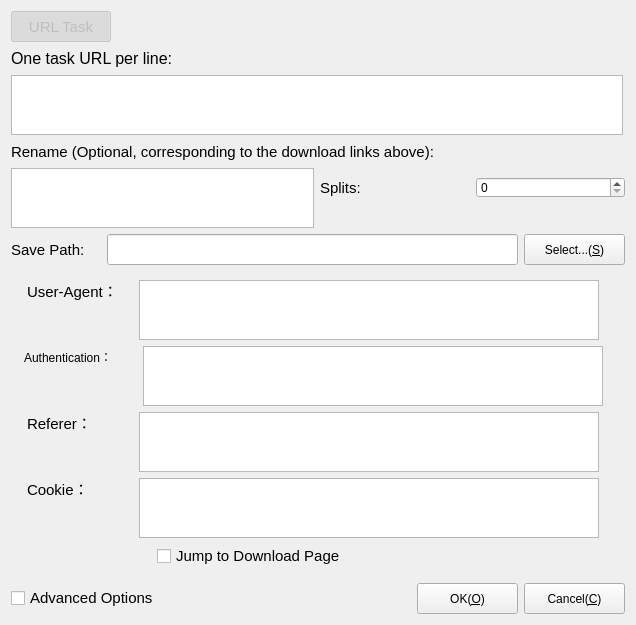
The window that src/NewDownloadDialog.ui (L-Super/FlowD) describes before a commit, drawn with Qt 5.
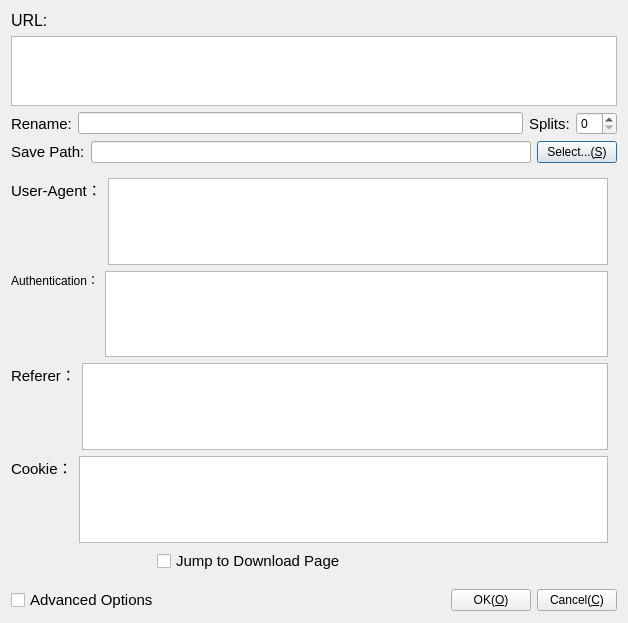
The same window after the commit.

Commit message: refactor: remove fixed layout

```diff
--- a/src/NewDownloadDialog.ui
+++ b/src/NewDownloadDialog.ui
@@ -10,84 +10,19 @@
     <height>623</height>
    </rect>
   </property>
-  <property name="maximumSize">
-   <size>
-    <width>628</width>
-    <height>623</height>
-   </size>
-  </property>
   <property name="windowTitle">
    <string>Create a Download Task</string>
   </property>
   <layout class="QVBoxLayout" name="verticalLayout_9">
-   <item>
-    <layout class="QHBoxLayout" name="horizontalLayout">
-     <item>
-      <widget class="QPushButton" name="btnTabLinkMode">
-       <property name="enabled">
-        <bool>false</bool>
-       </property>
-       <property name="minimumSize">
-        <size>
-         <width>100</width>
-         <height>31</height>
-        </size>
-       </property>
-       <property name="maximumSize">
-        <size>
-         <width>100</width>
-         <height>31</height>
-        </size>
-       </property>
-       <property name="font">
-        <font>
-         <pointsize>11</pointsize>
-        </font>
-       </property>
-       <property name="cursor">
-        <cursorShape>PointingHandCursor</cursorShape>
-       </property>
-       <property name="text">
-        <string>URL Task</string>
-       </property>
-       <property name="checkable">
-        <bool>true</bool>
-       </property>
-       <property name="checked">
-        <bool>true</bool>
-       </property>
-      </widget>
-     </item>
-     <item>
-      <spacer name="horizontalSpacer">
-       <property name="orientation">
-        <enum>Qt::Orientation::Horizontal</enum>
-       </property>
-       <property name="sizeHint" stdset="0">
-        <size>
-         <width>40</width>
-         <height>20</height>
-        </size>
-       </property>
-      </spacer>
-     </item>
-    </layout>
-   </item>
    <item>
     <layout class="QVBoxLayout" name="verticalLayout">
      <item>
       <widget class="QLabel" name="label">
-       <property name="minimumSize">
-        <size>
-         <width>611</width>
-         <height>21</height>
-        </size>
-       </property>
-       <property name="maximumSize">
-        <size>
-         <width>611</width>
-         <height>16777215</height>
-        </size>
+       <property name="sizePolicy">
+        <sizepolicy hsizetype="Preferred" vsizetype="Minimum">
+         <horstretch>0</horstretch>
+         <verstretch>0</verstretch>
+        </sizepolicy>
        </property>
        <property name="font">
         <font>
@@ -95,24 +30,12 @@
         </font>
        </property>
        <property name="text">
-        <string>One task URL per line:</string>
+        <string>URL:</string>
        </property>
       </widget>
      </item>
      <item>
       <widget class="QPlainTextEdit" name="plainUrl">
-       <property name="minimumSize">
-        <size>
-         <width>612</width>
-         <height>60</height>
-        </size>
-       </property>
-       <property name="maximumSize">
-        <size>
-         <width>612</width>
-         <height>60</height>
-        </size>
-       </property>
        <property name="font">
         <font>
          <pointsize>10</pointsize>
@@ -127,74 +50,35 @@
    </item>
    <item>
     <layout class="QVBoxLayout" name="verticalLayout_8">
-     <item>
-      <widget class="QLabel" name="label_6">
-       <property name="minimumSize">
-        <size>
-         <width>600</width>
-         <height>21</height>
-        </size>
-       </property>
-       <property name="maximumSize">
-        <size>
-         <width>600</width>
-         <height>21</height>
-        </size>
-       </property>
-       <property name="font">
-        <font>
-         <pointsize>11</pointsize>
-        </font>
-       </property>
-       <property name="text">
-        <string>Rename (Optional, corresponding to the download links above):</string>
-       </property>
-      </widget>
-     </item>
      <item>
       <layout class="QHBoxLayout" name="horizontalLayout_10">
-       <item>
-        <widget class="QPlainTextEdit" name="plainRename">
-         <property name="minimumSize">
-          <size>
-           <width>303</width>
-           <height>60</height>
-          </size>
-         </property>
-         <property name="maximumSize">
-          <size>
-           <width>303</width>
-           <height>60</height>
-          </size>
-         </property>
-         <property name="font">
-          <font>
-           <pointsize>10</pointsize>
-          </font>
-         </property>
-         <property name="plainText">
-          <string/>
-         </property>
-        </widget>
-       </item>
        <item>
         <layout class="QVBoxLayout" name="verticalLayout_2">
          <item>
           <layout class="QHBoxLayout" name="horizontalLayout_2">
+           <item>
+            <widget class="QLabel" name="label_6">
+             <property name="sizePolicy">
+              <sizepolicy hsizetype="Preferred" vsizetype="Minimum">
+               <horstretch>0</horstretch>
+               <verstretch>0</verstretch>
+              </sizepolicy>
+             </property>
+             <property name="font">
+              <font>
+               <pointsize>11</pointsize>
+              </font>
+             </property>
+             <property name="text">
+              <string>Rename:</string>
+             </property>
+            </widget>
+           </item>
+           <item>
+            <widget class="QLineEdit" name="lineEdit"/>
+           </item>
            <item>
             <widget class="QLabel" name="label_7">
-             <property name="minimumSize">
-              <size>
-               <width>150</width>
-               <height>21</height>
-              </size>
-             </property>
-             <property name="maximumSize">
-              <size>
-               <width>88888</width>
-               <height>21</height>
-              </size>
-             </property>
              <property name="font">
               <font>
                <pointsize>11</pointsize>
@@ -207,35 +91,16 @@
            </item>
            <item>
             <widget class="QSpinBox" name="spinThreadCount">
-             <property name="minimumSize">
-              <size>
-               <width>81</width>
-               <height>21</height>
-              </size>
-             </property>
-             <property name="maximumSize">
-              <size>
-               <width>16777215</width>
-               <height>21</height>
-              </size>
+             <property name="sizePolicy">
+              <sizepolicy hsizetype="Preferred" vsizetype="Fixed">
+               <horstretch>0</horstretch>
+               <verstretch>0</verstretch>
+              </sizepolicy>
              </property>
             </widget>
            </item>
           </layout>
          </item>
-         <item>
-          <spacer name="horizontalSpacer_2">
-           <property name="orientation">
-            <enum>Qt::Orientation::Horizontal</enum>
-           </property>
-           <property name="sizeHint" stdset="0">
-            <size>
-             <width>40</width>
-             <height>20</height>
-            </size>
-           </property>
-          </spacer>
-         </item>
         </layout>
        </item>
       </layout>
@@ -246,18 +111,6 @@
     <layout class="QHBoxLayout" name="horizontalLayout_9">
      <item>
       <widget class="QLabel" name="label_4">
-       <property name="minimumSize">
-        <size>
-         <width>90</width>
-         <height>21</height>
-        </size>
-       </property>
-       <property name="maximumSize">
-        <size>
-         <width>90</width>
-         <height>21</height>
-        </size>
-       </property>
        <property name="font">
         <font>
          <pointsize>11</pointsize>
@@ -269,29 +122,10 @@
       </widget>
      </item>
      <item>
-      <widget class="QLineEdit" name="lineSavePath">
-       <property name="minimumSize">
-        <size>
-         <width>411</width>
-         <height>31</height>
-        </size>
-       </property>
-      </widget>
+      <widget class="QLineEdit" name="lineSavePath"/>
      </item>
      <item>
-      <widget class="QPushButton" name="btnSelectPath">
-       <property name="minimumSize">
-        <size>
-         <width>101</width>
-         <height>31</height>
-        </size>
-       </property>
-       <property name="maximumSize">
-        <size>
-         <width>101</width>
-         <height>31</height>
-        </size>
-       </property>
+      <widget class="QPushButton" name="selectSavePathButton">
        <property name="text">
         <string>Select...(&amp;S)</string>
        </property>
@@ -311,18 +145,6 @@
          <layout class="QVBoxLayout" name="verticalLayout_3">
           <item>
            <widget class="QLabel" name="label_8">
-            <property name="minimumSize">
-             <size>
-              <width>90</width>
-              <height>21</height>
-             </size>
-            </property>
-            <property name="maximumSize">
-             <size>
-              <width>90</width>
-              <height>21</height>
-             </size>
-            </property>
             <property name="font">
              <font>
               <pointsize>11</pointsize>
@@ -349,20 +171,7 @@
          </layout>
         </item>
         <item>
-         <widget class="QPlainTextEdit" name="plainUserAgent">
-          <property name="minimumSize">
-           <size>
-            <width>460</width>
-            <height>60</height>
-           </size>
-          </property>
-          <property name="maximumSize">
-           <size>
-            <width>460</width>
-            <height>60</height>
-           </size>
-          </property>
-         </widget>
+         <widget class="QPlainTextEdit" name="plainUserAgent"/>
         </item>
        </layout>
       </item>
@@ -372,18 +181,6 @@
          <layout class="QVBoxLayout" name="verticalLayout_4">
           <item>
            <widget class="QLabel" name="label_9">
-            <property name="minimumSize">
-             <size>
-              <width>100</width>
-              <height>21</height>
-             </size>
-            </property>
-            <property name="maximumSize">
-             <size>
-              <width>100</width>
-              <height>21</height>
-             </size>
-            </property>
             <property name="font">
              <font>
               <pointsize>9</pointsize>
@@ -410,20 +207,7 @@
          </layout>
         </item>
         <item>
-         <widget class="QPlainTextEdit" name="plainAuthentication">
-          <property name="minimumSize">
-           <size>
-            <width>460</width>
-            <height>60</height>
-           </size>
-          </property>
-          <property name="maximumSize">
-           <size>
-            <width>460</width>
-            <height>60</height>
-           </size>
-          </property>
-         </widget>
+         <widget class="QPlainTextEdit" name="plainAuthentication"/>
         </item>
        </layout>
       </item>
@@ -433,18 +217,6 @@
          <layout class="QVBoxLayout" name="verticalLayout_5">
           <item>
            <widget class="QLabel" name="label_10">
-            <property name="minimumSize">
-             <size>
-              <width>90</width>
-              <height>21</height>
-             </size>
-            </property>
-            <property name="maximumSize">
-             <size>
-              <width>90</width>
-              <height>21</height>
-             </size>
-            </property>
             <property name="font">
              <font>
               <pointsize>11</pointsize>
@@ -471,20 +243,7 @@
          </layout>
         </item>
         <item>
-         <widget class="QPlainTextEdit" name="plainReferer">
-          <property name="minimumSize">
-           <size>
-            <width>460</width>
-            <height>60</height>
-           </size>
-          </property>
-          <property name="maximumSize">
-           <size>
-            <width>460</width>
-            <height>60</height>
-           </size>
-          </property>
-         </widget>
+         <widget class="QPlainTextEdit" name="plainReferer"/>
         </item>
        </layout>
       </item>
@@ -494,18 +253,6 @@
          <layout class="QVBoxLayout" name="verticalLayout_6">
           <item>
            <widget class="QLabel" name="label_11">
-            <property name="minimumSize">
-             <size>
-              <width>90</width>
-              <height>21</height>
-             </size>
-            </property>
-            <property name="maximumSize">
-             <size>
-              <width>90</width>
-              <height>21</height>
-             </size>
-            </property>
             <property name="font">
              <font>
               <pointsize>11</pointsize>
@@ -532,20 +279,7 @@
          </layout>
         </item>
         <item>
-         <widget class="QPlainTextEdit" name="plainCookie">
-          <property name="minimumSize">
-           <size>
-            <width>460</width>
-            <height>60</height>
-           </size>
-          </property>
-          <property name="maximumSize">
-           <size>
-            <width>460</width>
-            <height>60</height>
-           </size>
-          </property>
-         </widget>
+         <widget class="QPlainTextEdit" name="plainCookie"/>
         </item>
        </layout>
       </item>
@@ -620,38 +354,14 @@
       </spacer>
      </item>
      <item>
-      <widget class="QPushButton" name="btnOk">
-       <property name="minimumSize">
-        <size>
-         <width>101</width>
-         <height>31</height>
-        </size>
-       </property>
-       <property name="maximumSize">
-        <size>
-         <width>101</width>
-         <height>31</height>
-        </size>
-       </property>
+      <widget class="QPushButton" name="okButton">
        <property name="text">
         <string>OK(&amp;O)</string>
        </property>
       </widget>
      </item>
      <item>
-      <widget class="QPushButton" name="btnCancel">
-       <property name="minimumSize">
-        <size>
-         <width>101</width>
-         <height>31</height>
-        </size>
-       </property>
-       <property name="maximumSize">
-        <size>
-         <width>101</width>
-         <height>31</height>
-        </size>
-       </property>
+      <widget class="QPushButton" name="cancelButton">
        <property name="text">
         <string>Cancel(&amp;C)</string>
        </property>
```
Left out of the diff: 4 changed lines with no effect on the pictures. The commit also changes 5 other files.
